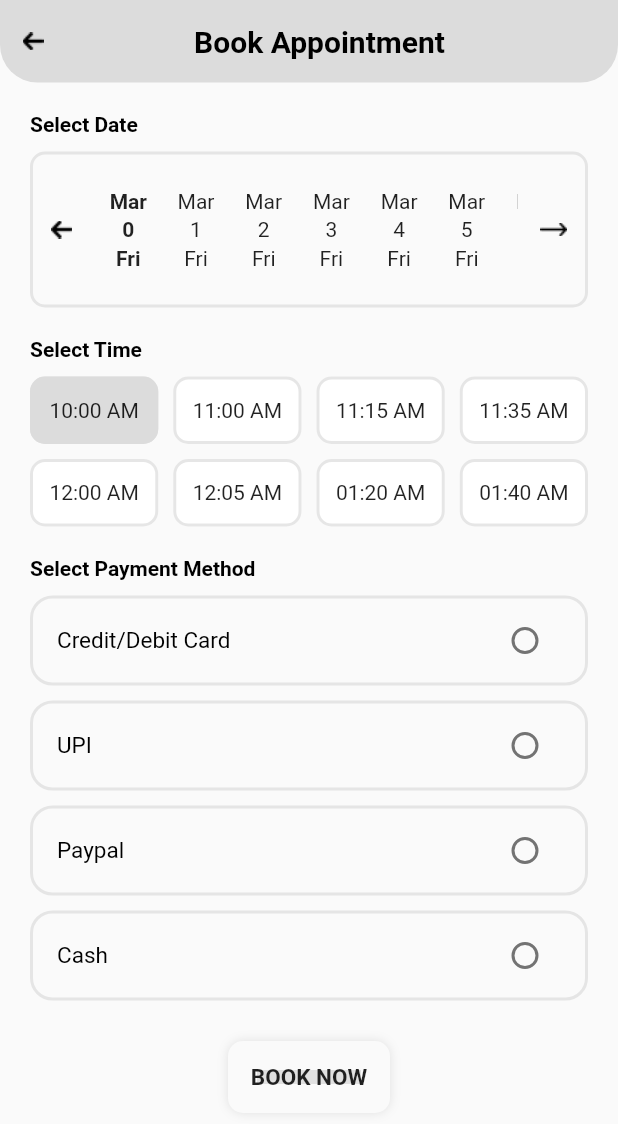
After one commit to rushit5560/Booking_Management_Project, a Flutter app: the BookAppointMentScreen screen opened directly, on a phone screen of 412 x 824 dp. The commit adds this screen. Shown: the top 1124 px of the screen. Run offline on Flutter 3.47's test engine with Material 2 defaults, Android fonts, the phone set to English and light mode, and no system bars; our stand-ins replace flutter_rating_bar, get, pin_input_text_field.

Commit message:
Book appointment screen

```diff
--- /dev/null
+++ b/booking_management/lib/controllers/book_appointment_screen_controller/book_appointment_screen_controller.dart
@@ -0,0 +1,40 @@
+import 'package:flutter/material.dart';
+import 'package:get/get.dart';
+
+class BookAppointmentScreenController extends GetxController{
+
+  var selectDatePageController = PageController(initialPage: 0, viewportFraction: 0.16);
+  RxInt selectedPageIndex = 0.obs;
+  RxString payment = 'Credit'.obs;
+  RxInt selectedTimeIndex = 0.obs;
+  RxInt selectedDateIndex = 0.obs;
+  //List<String> serviceLists = ['2.5 Km', '2.5 Km', '2.5 Km', '2.5 Km'];
+  List<String> dateList = ['1', '2', '3', '4', '5', '6', '7', '8', '9', '10', '11', '12', '13', '14', '15', '16', '17', '18', '19', '20',
+    '21', '22', '23', '24' , '25', '26', '27', '28', '29', '30', '31'];
+  List<String> timeList = [
+    '10:00 AM',
+    '11:00 AM',
+    '11:15 AM',
+    '11:35 AM',
+    '12:00 AM',
+    '12:05 AM',
+    '01:20 AM',
+    '01:40 AM',
+  ];
+
+
+  selectDatePreviousClick({required PageController pageController}) {
+    pageController.previousPage(duration: 300.milliseconds, curve: Curves.ease);
+  }
+
+  selectDateNextClick({required PageController pageController}) {
+    pageController.nextPage(duration: 300.milliseconds, curve: Curves.ease);
+  }
+
+  // @override
+  // void onInit() {
+  //   // TODO: implement onInit
+  //   super.onInit();
+  //   tappedIndex = 0.obs;
+  // }
+}
--- /dev/null
+++ b/booking_management/lib/screens/book_appointment_screen/book_appointment_screen.dart
@@ -0,0 +1,39 @@
+import 'package:booking_management/common/extension_methods/extension_methods.dart';
+import 'package:booking_management/controllers/book_appointment_screen_controller/book_appointment_screen_controller.dart';
+import 'package:booking_management/screens/book_appointment_screen/book_appointment_screen_widgets.dart';
+import 'package:flutter/material.dart';
+import 'package:get/get.dart';
+
+class BookAppointMentScreen extends StatelessWidget {
+  BookAppointMentScreen({Key? key}) : super(key: key);
+
+  final bookAppointMentScreenController = Get.put(BookAppointmentScreenController());
+
+  @override
+  Widget build(BuildContext context) {
+    return Scaffold(
+      body: SafeArea(
+        child: Column(
+          crossAxisAlignment: CrossAxisAlignment.start,
+          children: [
+            const AppBarWidget(),
+            //SizedBox(height: 20,),
+            Column(
+              crossAxisAlignment: CrossAxisAlignment.start,
+              children: [
+                SelectDateModule(),
+                SizedBox(height: 20,),
+                SelectTimeModule(),
+                SizedBox(height: 20,),
+                SelectPaymentMethod(),
+                SizedBox(height: 30,),
+                BookButtonModule()
+              ],
+            ).commonAllSidePadding(20)
+
+          ],
+        ),
+      ),
+    );
+  }
+}
--- /dev/null
+++ b/booking_management/lib/screens/book_appointment_screen/book_appointment_screen_widgets.dart
@@ -0,0 +1,338 @@
+import 'package:booking_management/common/constants/app_colors.dart';
+import 'package:booking_management/common/constants/app_images.dart';
+import 'package:booking_management/controllers/book_appointment_screen_controller/book_appointment_screen_controller.dart';
+import 'package:flutter/material.dart';
+import 'package:get/get.dart';
+
+final screenController = Get.find<BookAppointmentScreenController>();
+
+class AppBarWidget extends StatelessWidget {
+  const AppBarWidget({Key? key}) : super(key: key);
+
+  @override
+  Widget build(BuildContext context) {
+    return Container(
+      height: 55,
+      width: Get.width,
+      decoration: BoxDecoration(
+          borderRadius: const BorderRadius.only(bottomRight: Radius.circular(25), bottomLeft: Radius.circular(25)),
+          color: AppColors.colorLightGrey
+        //color: Colors.grey
+      ),
+      child: Padding(
+        padding: const EdgeInsets.only(left: 15, right: 15),
+        child: Row(
+          mainAxisAlignment: MainAxisAlignment.spaceBetween,
+          children: [
+            GestureDetector(
+              onTap: (){
+                Get.back();
+              },
+                child: Image.asset(AppImages.backArrowImg)),
+
+            Text("Book Appointment", style: TextStyle(
+                color: Colors.black, fontWeight: FontWeight.bold, fontSize: 20
+            ),),
+
+            Container()
+          ],
+        ),
+      ),
+    );
+  }
+}
+
+class SelectDateModule extends StatelessWidget {
+  const SelectDateModule({Key? key}) : super(key: key);
+
+  @override
+  Widget build(BuildContext context) {
+    return Column(
+      crossAxisAlignment: CrossAxisAlignment.start,
+      children: [
+        Text("Select Date", style: TextStyle(
+          color: Colors.black, fontWeight: FontWeight.bold
+        ),),
+        SizedBox(height: 10,),
+        Container(
+          decoration: BoxDecoration(
+            borderRadius: BorderRadius.circular(10),
+            border: Border.all(color: AppColors.colorLightGrey.withOpacity(0.7), width: 2)
+          ),
+          child: Padding(
+            padding: const EdgeInsets.only(left: 7, right: 7),
+            child: Row(
+              children: [
+                GestureDetector(
+                    onTap: () {screenController.selectDatePreviousClick(pageController: screenController.selectDatePageController);},
+                    child:  LeftArrowButtonModule()),
+                SizedBox(width: 10,),
+                Expanded(
+                  child: SizedBox(
+                    height: 100,
+                    child: PageView.builder(
+                      padEnds: false,
+                      controller: screenController.selectDatePageController,
+                      onPageChanged: screenController.selectedPageIndex,
+                      itemCount: screenController.dateList.length,
+                      itemBuilder: (context, index) {
+                        //int i =1;
+                        return Obx(()=>
+                          GestureDetector(
+                            onTap: (){
+                              screenController.selectedDateIndex.value = index;
+                            },
+                            child: Column(
+                              //crossAxisAlignment: CrossAxisAlignment.center,
+                              mainAxisAlignment: MainAxisAlignment.center,
+                              children: [
+                                Text("Mar", style: TextStyle(fontSize: 14, fontWeight: screenController.selectedDateIndex.value == index ? FontWeight.bold : FontWeight.normal),),
+                                SizedBox(height: 3,),
+                                Text(index.toString(), style: TextStyle(fontSize: 14, fontWeight: screenController.selectedDateIndex.value == index ? FontWeight.bold : FontWeight.normal),),
+                                SizedBox(height: 3,),
+                                Text("Fri", style: TextStyle(fontSize: 14, fontWeight: screenController.selectedDateIndex.value == index ? FontWeight.bold : FontWeight.normal),)
+                              ],
+                            ),
+                          ),
+                        );
+                      },
+                    ),
+                  ),
+                ),
+                SizedBox(width: 10,),
+                GestureDetector(
+                    onTap: () {screenController.selectDateNextClick(pageController: screenController.selectDatePageController);},
+                    child:  RightArrowButtonModule()),
+              ],
+            ),
+          ),
+        )
+      ],
+    );
+  }
+
+}
+
+class LeftArrowButtonModule extends StatelessWidget {
+  const LeftArrowButtonModule({Key? key}) : super(key: key);
+
+  @override
+  Widget build(BuildContext context) {
+    return Padding(
+      padding: EdgeInsets.symmetric(horizontal: 5, vertical: 10),
+      child: Image.asset(AppImages.backArrowImg)
+    );
+  }
+}
+
+class RightArrowButtonModule extends StatelessWidget {
+  const RightArrowButtonModule({Key? key}) : super(key: key);
+
+  @override
+  Widget build(BuildContext context) {
+    return Padding(
+      padding: EdgeInsets.symmetric(horizontal: 5, vertical: 10),
+      child: Image.asset(AppImages.rightArrowImg)
+    );
+  }
+}
+
+
+class SelectTimeModule extends StatelessWidget {
+  const SelectTimeModule({Key? key}) : super(key: key);
+
+
+
+  @override
+  Widget build(BuildContext context) {
+    return Column(
+      crossAxisAlignment: CrossAxisAlignment.start,
+      children: [
+        const Text("Select Time", style: TextStyle(
+            color: Colors.black, fontWeight: FontWeight.bold
+        ),),
+        SizedBox(height: 10,),
+        GridView.builder(
+          itemCount: screenController.timeList.length,
+          shrinkWrap: true,
+          physics:  const AlwaysScrollableScrollPhysics(),
+          gridDelegate:  SliverGridDelegateWithFixedCrossAxisCount(
+            crossAxisCount: 4,
+            crossAxisSpacing: 10,
+            mainAxisSpacing: 10,
+            childAspectRatio: 1.9,
+          ),
+          itemBuilder: (context, i) {
+            return Obx(()=>
+              GestureDetector(
+                  onTap: (){
+                    screenController.selectedTimeIndex.value = i;
+                  },
+                  child: Container(
+                    decoration: BoxDecoration(
+                        borderRadius: BorderRadius.circular(10),
+                        color:screenController.selectedTimeIndex.value == i  ? AppColors.colorLightGrey : Colors.white,
+                        border: Border.all(color: AppColors.colorLightGrey.withOpacity(0.7), width: 2)
+                    ),
+                    child: Center(
+                      child: Text(screenController.timeList[i]),
+                    ),
+                  ),
+              ),
+            );
+          },
+        )
+      ],
+    );
+  }
+}
+
+class SelectPaymentMethod extends StatelessWidget {
+  const SelectPaymentMethod({Key? key}) : super(key: key);
+
+  @override
+  Widget build(BuildContext context) {
+    return Column(
+      crossAxisAlignment: CrossAxisAlignment.start,
+      children: [
+        Text("Select Payment Method", style: TextStyle(
+            color: Colors.black, fontWeight: FontWeight.bold
+        ),),
+        SizedBox(height: 10,),
+
+        Obx(()=>
+            Container(
+              //height: 55,
+              decoration: BoxDecoration(
+                borderRadius: BorderRadius.circular(15),
+                  border: Border.all(color: AppColors.colorLightGrey.withOpacity(0.7), width: 2)
+              ),
+              child: ListTile(
+                trailing: Radio<String>(
+                  value: 'Credit/Debit Card',
+                  activeColor: AppColors.colorLightGrey,
+                  groupValue: screenController.payment.value,
+                  onChanged: (value) {
+                    //setState(() {
+                    screenController.payment.value = value!;
+                    // });
+                  },
+                ),
+                title: Text('Credit/Debit Card', style: TextStyle(color: Colors.black, fontSize: 15),),
+              ),
+            ),
+        ),
+        SizedBox(height: 10,),
+        Obx(()=>
+            Container(
+              //height: 55,
+              decoration: BoxDecoration(
+                  borderRadius: BorderRadius.circular(15),
+                  border: Border.all(color: AppColors.colorLightGrey.withOpacity(0.7), width: 2)
+              ),
+              child: ListTile(
+                trailing: Radio<String>(
+                  value: 'UPI',
+                  activeColor: AppColors.colorLightGrey,
+                  groupValue: screenController.payment.value,
+                  onChanged: (value) {
+                    //setState(() {
+                    screenController.payment.value = value!;
+                    // });
+                  },
+                ),
+                title: Text('UPI', style: TextStyle(color: Colors.black, fontSize: 15),),
+              ),
+            ),
+        ),
+
+        SizedBox(height: 10,),
+        Obx(()=>
+            Container(
+              //height: 55,
+              decoration: BoxDecoration(
+                  borderRadius: BorderRadius.circular(15),
+                  border: Border.all(color: AppColors.colorLightGrey.withOpacity(0.7), width: 2)
+              ),
+              child: ListTile(
+                trailing: Radio<String>(
+                  value: 'Paypal',
+                  activeColor: AppColors.colorLightGrey,
+                  groupValue: screenController.payment.value,
+                  onChanged: (value) {
+                    //setState(() {
+                    screenController.payment.value = value!;
+                    // });
+                  },
+                ),
+                title: Text('Paypal', style: TextStyle(color: Colors.black, fontSize: 15),),
+              ),
+            ),
+        ),
+
+        SizedBox(height: 10,),
+        Obx(()=>
+            Container(
+              //height: 55,
+              decoration: BoxDecoration(
+                  borderRadius: BorderRadius.circular(15),
+                  border: Border.all(color: AppColors.colorLightGrey.withOpacity(0.7), width: 2)
+              ),
+              child: ListTile(
+                trailing: Radio<String>(
+                  value: 'Cash',
+                  activeColor: AppColors.colorLightGrey,
+                  groupValue: screenController.payment.value,
+                  onChanged: (value) {
+                    //setState(() {
+                    screenController.payment.value = value!;
+                    // });
+                  },
+                ),
+                title: Text('Cash', style: TextStyle(color: Colors.black, fontSize: 15),),
+              ),
+            ),
+        )
+      ],
+    );
+  }
+}
+
+class BookButtonModule extends StatelessWidget {
+  const BookButtonModule({Key? key}) : super(key: key);
+
+  @override
+  Widget build(BuildContext context) {
+    return GestureDetector(
+      onTap: () {
+        //Get.to(() => BookAppointMentScreen());
+      },
+      child: Container(
+        alignment: Alignment.center,
+        child: Container(
+          decoration: BoxDecoration(
+              borderRadius: BorderRadius.circular(10),
+              boxShadow: [
+                BoxShadow(
+                  spreadRadius: 3,
+                  blurRadius: 5,
+                  color: Colors.grey.shade300,
+                  blurStyle: BlurStyle.outer,
+                ),
+              ]
+          ),
+          child: const Padding(
+            padding: EdgeInsets.all(12.0),
+            child: Text(
+              'BOOK NOW',
+              style: TextStyle(
+                fontWeight: FontWeight.bold,
+                fontSize: 15,
+              ),
+            ),
+          ),
+        ),
+      ),
+    );
+  }
+}
--- a/booking_management/lib/screens/vendor_details_screen/vendor_details_screen_widgets.dart
+++ b/booking_management/lib/screens/vendor_details_screen/vendor_details_screen_widgets.dart
@@ -1,6 +1,7 @@
 import 'package:booking_management/common/constants/app_images.dart';
 import 'package:booking_management/common/field_validation.dart';
 import 'package:booking_management/controllers/vendor_details_screen_controller/vendor_details_screen_controller.dart';
+import 'package:booking_management/screens/book_appointment_screen/book_appointment_screen.dart';
 import 'package:flutter/foundation.dart';
 import 'package:flutter/material.dart';
 import 'package:flutter_rating_bar/flutter_rating_bar.dart';
@@ -235,7 +236,7 @@ class BookAppointmentButtonModule extends StatelessWidget {
   Widget build(BuildContext context) {
     return GestureDetector(
       onTap: () {
-
+        Get.to(() => BookAppointMentScreen());
       },
       child: Container(
         alignment: Alignment.centerRight,
```
